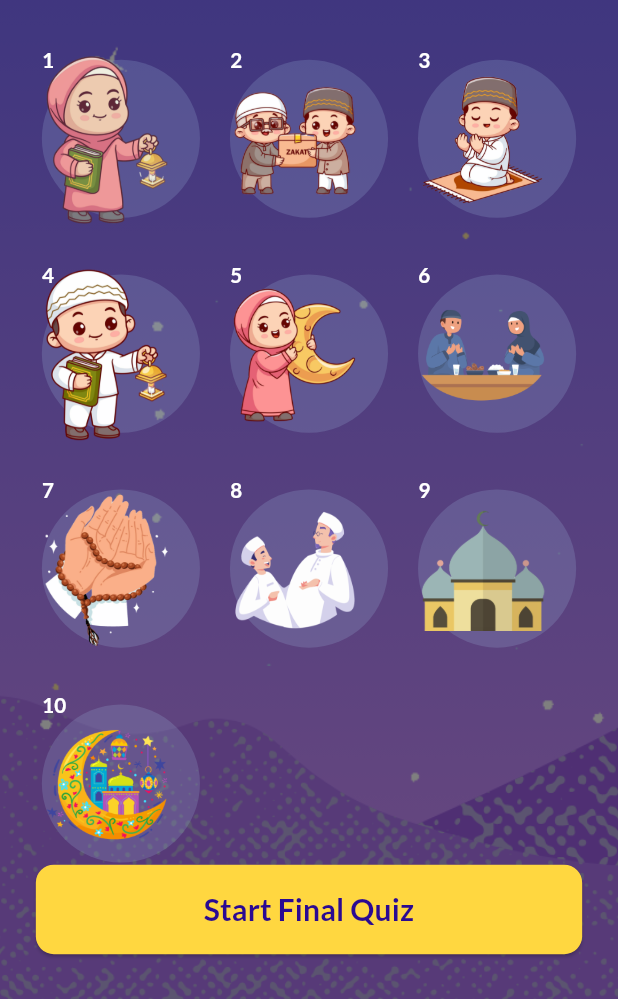
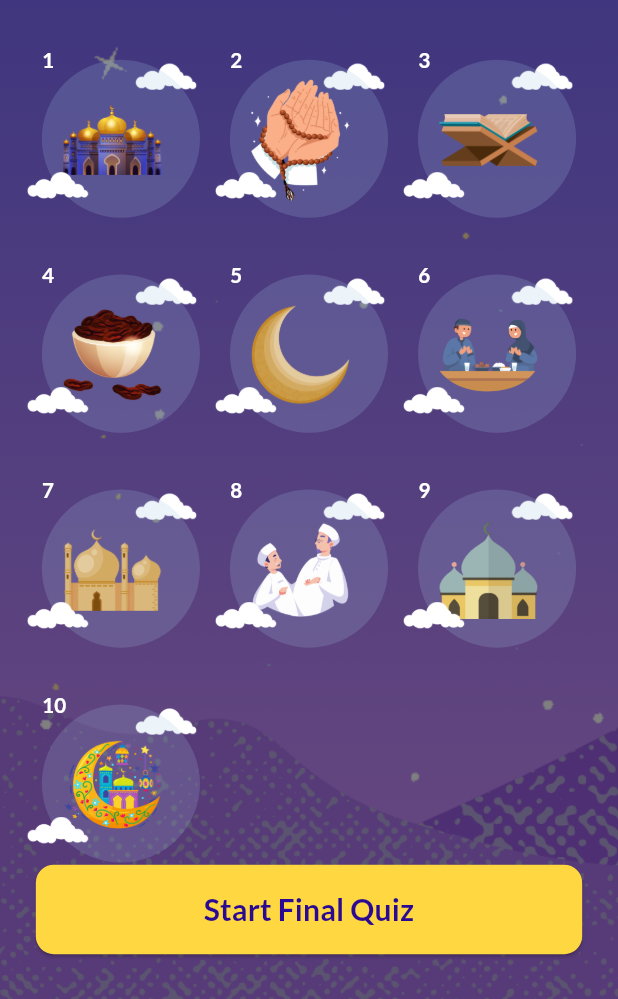
Before and after one commit to Tasneem-Zaareer/ramadan_guide_app, a Flutter app: the RamadanQuizWelcomeView screen opened directly, on a phone screen of 412 x 824 dp, the part 237-1236 px from its top. Run offline on Flutter 3.47's test engine with Material 3 defaults, Android fonts, the light colour scheme and no system bars; our stand-ins replace dio, easy_localization, flutter_bloc, flutter_calendar_carousel, flutter_screenutil, flutter_svg and 6 more; missing offline and left inert: flutter_qiblah; generated files the repository leaves out were written again.

Commit message:
edit quiz view

```diff
--- a/lib/core/constants/app_images.dart
+++ b/lib/core/constants/app_images.dart
@@ -46,4 +46,13 @@ class AppImages {
   static const String twoMenBk = 'assets/images/two_men_bk.png';
   static const String menDates = 'assets/images/men_dates.png';
   static const String couple = 'assets/images/couple.png';
+  static const String lanternQuiz = 'assets/images/lantern_quiz.png';
+  static const String lanternQuiz2 = 'assets/images/lantern_quiz2.png';
+
+  static const String moonQuiz = 'assets/images/moon_quiz.png';
+  static const String mosqueQuiz = 'assets/images/mosque_quiz.png';
+  static const String mosqueQuiz2 = 'assets/images/mosque_quiz2.png';
+  static const String dates = 'assets/images/dates.png';
+
+  static const String quranQuiz = 'assets/images/quran_quiz.png';
 }
--- a/lib/features/ramadan_quiz/views/quiz_welcom_view.dart
+++ b/lib/features/ramadan_quiz/views/quiz_welcom_view.dart
@@ -18,13 +18,13 @@ class RamadanQuizWelcomeView extends StatelessWidget {
     // ];
 
     final List<String> quizList = [
-      AppImages.girlWithLantern,
-      AppImages.zakat,
-      AppImages.boyPray,
-      AppImages.boyWithLantern,
-      AppImages.girlWithMoon,
+      AppImages.mosqueQuiz2,
+      AppImages.dua,
+      AppImages.quranQuiz,
+      AppImages.dates,
+      AppImages.moonQuiz,
       AppImages.couple,
-      AppImages.dua,
+      AppImages.mosqueQuiz,
       AppImages.twoMen,
       AppImages.mosqueSmall,
       AppImages.eid,
@@ -141,6 +141,16 @@ class QuizLevelWidget extends StatelessWidget {
   Widget build(BuildContext context) {
     return Stack(
       children: [
+        Positioned(
+          top: 0.h,
+          right: 10.h,
+          child: Image.asset(
+            AppImages.cloud,
+            // fit: BoxFit.cover,
+            height: MediaQuery.of(context).size.height * 0.05,
+            width: MediaQuery.of(context).size.height * 0.05,
+          ),
+        ),
         Container(
           height: MediaQuery.of(context).size.height * 0.15,
           width: MediaQuery.of(context).size.height * 0.15,
@@ -159,14 +169,24 @@ class QuizLevelWidget extends StatelessWidget {
         ),
         Positioned(
           bottom: 0.h,
-          left: 12,
+          left: 20.h,
           // right: 0,
           top: 0,
           child: Image.asset(
             image,
             // fit: BoxFit.cover,
             height: MediaQuery.of(context).size.height * 0.1,
-            width: MediaQuery.of(context).size.height * 0.1,
+            width: MediaQuery.of(context).size.height * 0.08,
+          ),
+        ),
+        Positioned(
+          bottom: 10.h,
+          left: 0.h,
+          child: Image.asset(
+            AppImages.cloud,
+            // fit: BoxFit.cover,
+            height: MediaQuery.of(context).size.height * 0.05,
+            width: MediaQuery.of(context).size.height * 0.05,
           ),
         ),
       ],
```
Also changed, not shown: assets/images/dates.png (added), assets/images/lantern_quiz.png (added), assets/images/lantern_quiz2.png (added), assets/images/moon_quiz.png (added), assets/images/mosque_quiz.png (added), assets/images/mosque_quiz2.png (added), assets/images/quran_quiz.png (added).
